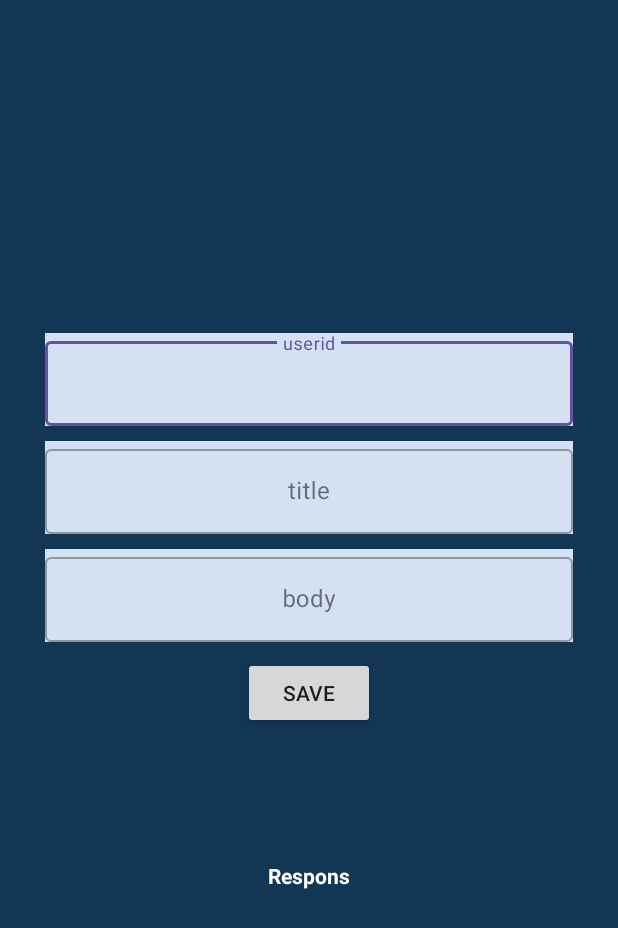
After one commit to rayhan0182/API, an Android app: the createuser screen opened directly, with no data from a screen before it, on a phone screen of 412 x 824 dp. The commit adds this screen. Shown: the top 928 px of the screen. Run offline under Robolectric (Android 15) with nearby library versions, the phone set to English and light mode, and no system bars; our stand-ins replace Dagger/Hilt's generated code.

Commit message:
get and post complete

```diff
--- a/app/src/main/AndroidManifest.xml
+++ b/app/src/main/AndroidManifest.xml
@@ -15,6 +15,9 @@
         android:supportsRtl="true"
         android:theme="@style/Theme.APIService">
         <activity
+            android:name=".Activity.createuser"
+            android:exported="false" />
+        <activity
             android:name=".Activity.MainActivity2"
             android:exported="false" />
         <activity
--- a/app/src/main/java/com/example/apiservice/Activity/MainActivity.kt
+++ b/app/src/main/java/com/example/apiservice/Activity/MainActivity.kt
@@ -21,6 +21,13 @@ class MainActivity : AppCompatActivity() {
         }
 
 
+        binding.create.setOnClickListener {
+
+
+            startActivity(Intent(this@MainActivity, createuser::class.java))
+
+        }
+
 
 
     }
--- /dev/null
+++ b/app/src/main/java/com/example/apiservice/Activity/createuser.kt
@@ -0,0 +1,48 @@
+package com.example.apiservice.Activity
+
+import android.os.Bundle
+import android.util.Log
+import androidx.activity.enableEdgeToEdge
+import androidx.activity.viewModels
+import androidx.appcompat.app.AppCompatActivity
+import androidx.core.view.ViewCompat
+import androidx.core.view.WindowInsetsCompat
+import com.example.apiservice.Model.Createdata
+import com.example.apiservice.R
+import com.example.apiservice.Vm.Userviewmodel
+import com.example.apiservice.databinding.ActivityCreateuserBinding
+import com.example.apiservice.databinding.ActivityMainBinding
+import dagger.hilt.android.AndroidEntryPoint
+
+@AndroidEntryPoint
+class createuser : AppCompatActivity() {
+    lateinit var binding: ActivityCreateuserBinding
+    private val viewmodel: Userviewmodel by viewModels()
+    override fun onCreate(savedInstanceState: Bundle?) {
+        super.onCreate(savedInstanceState)
+        binding = ActivityCreateuserBinding.inflate(layoutInflater)
+        setContentView(binding.root)
+
+        binding.save.setOnClickListener {
+
+            val userid = binding.userid.text.toString()
+
+            val title = binding.title.text.toString()
+
+            val body = binding.body.text.toString()
+
+            viewmodel.createuser(userid.toInt(),title,body)
+
+            viewmodel.cdata.observe(this){posts->
+
+               binding.respons.text = ("${posts.userid}\n${posts.title}\n${posts.body}")
+
+            }
+        }
+
+    }
+
+
+
+
+}
--- /dev/null
+++ b/app/src/main/java/com/example/apiservice/Model/Createdata.kt
@@ -0,0 +1,13 @@
+package com.example.apiservice.Model
+
+data class Createdata(
+
+    val userid: Int,
+
+    val id: Int,
+
+    val title: String,
+
+    val body: String
+
+)
--- a/app/src/main/java/com/example/apiservice/Repository/Repository.kt
+++ b/app/src/main/java/com/example/apiservice/Repository/Repository.kt
@@ -1,7 +1,10 @@
 package com.example.apiservice.Repository
 
+import android.util.Log
+import com.example.apiservice.Model.Createdata
 import com.example.apiservice.Model.Showdata
 import com.example.apiservice.Retrofit.Apiservice
+import retrofit2.Response
 import javax.inject.Inject
 
 class Repository @Inject constructor(private val apiservice: Apiservice) {
@@ -15,6 +18,15 @@ class Repository @Inject constructor(private val apiservice: Apiservice) {
 
     }
 
+    suspend fun createrepo(userd: Createdata): Createdata{
+
+
+       return apiservice.create(userd)
+
+    }
+
+
+
 
 
 }
--- a/app/src/main/java/com/example/apiservice/Retrofit/Apiservice.kt
+++ b/app/src/main/java/com/example/apiservice/Retrofit/Apiservice.kt
@@ -1,7 +1,12 @@
 package com.example.apiservice.Retrofit
 
+import com.example.apiservice.Activity.createuser
+import com.example.apiservice.Model.Createdata
 import com.example.apiservice.Model.Showdata
+import retrofit2.Response
+import retrofit2.http.Body
 import retrofit2.http.GET
+import retrofit2.http.POST
 
 interface Apiservice {
 
@@ -9,5 +14,9 @@ interface Apiservice {
 
    suspend fun getdata(): List<Showdata>
 
+   @POST("posts")
+
+    suspend fun create(@Body used: Createdata): Createdata
+
 
 }
--- a/app/src/main/java/com/example/apiservice/Vm/Userviewmodel.kt
+++ b/app/src/main/java/com/example/apiservice/Vm/Userviewmodel.kt
@@ -5,6 +5,7 @@ import androidx.lifecycle.LiveData
 import androidx.lifecycle.MutableLiveData
 import androidx.lifecycle.ViewModel
 import androidx.lifecycle.viewModelScope
+import com.example.apiservice.Model.Createdata
 import com.example.apiservice.Model.Showdata
 import com.example.apiservice.Repository.Repository
 import dagger.hilt.android.lifecycle.HiltViewModel
@@ -12,16 +13,20 @@ import kotlinx.coroutines.launch
 import javax.inject.Inject
 
 @HiltViewModel
-class Userviewmodel @Inject constructor(val repository: Repository): ViewModel() {
+class Userviewmodel @Inject constructor(val repository: Repository) : ViewModel() {
 
 
-   private val _ulivedata = MutableLiveData<List<Showdata>>()
+    private val _ulivedata = MutableLiveData<List<Showdata>>()
 
-   val livedata: LiveData<List<Showdata>> = _ulivedata
+    val livedata: LiveData<List<Showdata>> = _ulivedata
 
 
-    fun fetchuser(){
+    private val _cdata = MutableLiveData<Createdata>()
 
+    val cdata: LiveData<Createdata> = _cdata
+
+
+    fun fetchuser() {
 
         viewModelScope.launch {
 
@@ -31,24 +36,41 @@ class Userviewmodel @Inject constructor(val repository: Repository): ViewModel()
                 _ulivedata.value = repository.getrepo()
 
 
-            }catch (e: Exception){
+            } catch (e: Exception) {
 
-                Log.e( "fetchuser: ",e.message.toString() )
+                Log.e("fetchuser: ", e.message.toString())
 
             }
 
+        }
 
+    }
+
+
+    fun createuser(id: Int, htitle: String, details: String) {
+
+
+        viewModelScope.launch {
+
+            try {
+
+                val userd = Createdata(id, 1, htitle, details)
+
+                _cdata.value = userd
+
+
+            } catch (e: Exception) {
+
+
+                Log.e("createuser: ", e.message.toString())
+
+            }
 
 
         }
 
 
-
-
-
     }
 
 
-
-
 }
--- /dev/null
+++ b/app/src/main/res/layout/activity_createuser.xml
@@ -0,0 +1,88 @@
+<?xml version="1.0" encoding="utf-8"?>
+<LinearLayout xmlns:android="http://schemas.android.com/apk/res/android"
+    xmlns:app="http://schemas.android.com/apk/res-auto"
+    xmlns:tools="http://schemas.android.com/tools"
+    android:id="@+id/main"
+    android:layout_width="match_parent"
+    android:layout_height="match_parent"
+    android:gravity="center"
+    android:padding="30dp"
+    android:orientation="vertical"
+    android:background="#123654"
+    tools:context=".Activity.createuser">
+
+    <com.google.android.material.textfield.TextInputLayout
+        android:layout_width="match_parent"
+        android:layout_height="wrap_content"
+        android:hint="userid"
+        style="@style/Widget.MaterialComponents.TextInputLayout.OutlinedBox"
+        android:background="#D3E1F3">
+
+        <com.google.android.material.textfield.TextInputEditText
+            android:id="@+id/userid"
+            android:layout_width="match_parent"
+            android:layout_height="wrap_content"
+            android:gravity="center"
+            android:inputType="number"
+            />
+    </com.google.android.material.textfield.TextInputLayout>
+
+    <com.google.android.material.textfield.TextInputLayout
+        android:layout_width="match_parent"
+        android:layout_height="wrap_content"
+        android:hint="title"
+        style="@style/Widget.MaterialComponents.TextInputLayout.OutlinedBox"
+        android:layout_marginTop="10dp"
+        android:background="#D3E1F3">
+
+        <com.google.android.material.textfield.TextInputEditText
+            android:id="@+id/title"
+            android:layout_width="match_parent"
+            android:layout_height="wrap_content"
+            android:gravity="center"
+            android:inputType="text"
+            />
+    </com.google.android.material.textfield.TextInputLayout>
+
+    <com.google.android.material.textfield.TextInputLayout
+        android:layout_width="match_parent"
+        android:layout_height="wrap_content"
+        android:hint="body"
+        style="@style/Widget.MaterialComponents.TextInputLayout.OutlinedBox"
+        android:layout_marginTop="10dp"
+        android:background="#D3E1F3">
+
+        <com.google.android.material.textfield.TextInputEditText
+            android:id="@+id/body"
+            android:layout_width="match_parent"
+            android:layout_height="wrap_content"
+            android:gravity="center"
+            android:inputType="text"
+            />
+    </com.google.android.material.textfield.TextInputLayout>
+
+
+    <androidx.appcompat.widget.AppCompatButton
+        android:id="@+id/save"
+        android:layout_width="wrap_content"
+        android:layout_height="wrap_content"
+        android:text="save"
+        android:layout_marginTop="10dp"
+        />
+
+
+    <TextView
+        android:id="@+id/respons"
+        android:layout_width="wrap_content"
+        android:layout_height="wrap_content"
+        android:padding="8dp"
+        android:textStyle="bold"
+        android:text="Respons"
+        android:textColor="@color/white"
+        android:layout_marginTop="80dp"/>
+
+
+
+
+
+</LinearLayout>
```
